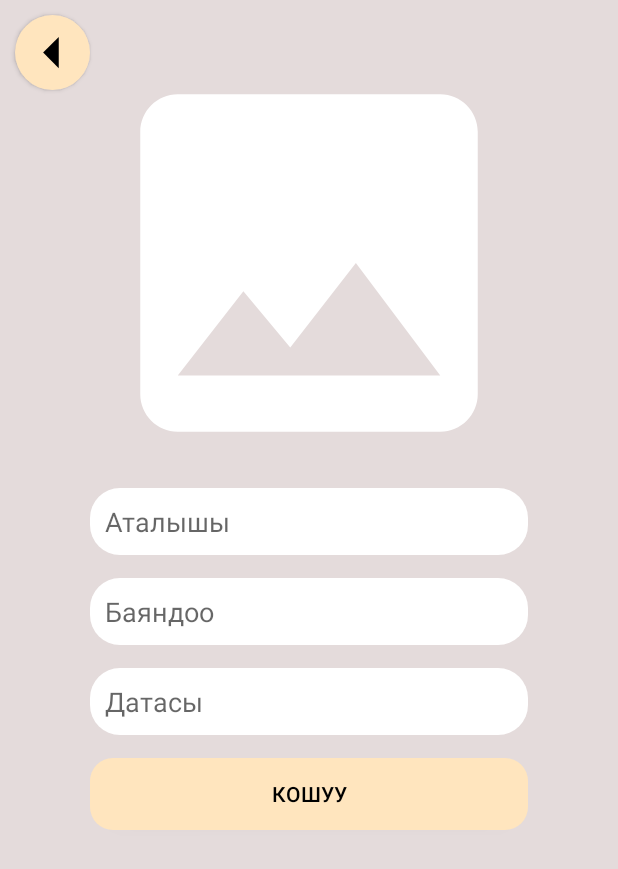
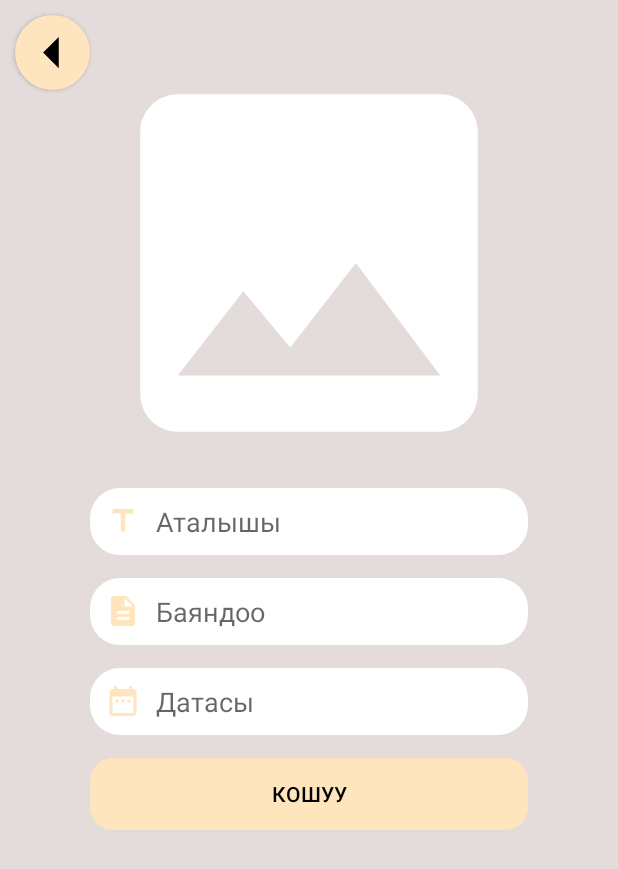
Before and after one commit to DzhaparovBekmamat/HomeTask2, an Android app: the AddFragment screen opened through its navigation route, on a phone screen of 412 x 824 dp. Shown: the top 869 px of the screen. Run offline under Robolectric (Android 15) with nearby library versions, the light colour scheme and no system bars.

Commit message:
Add some code

```diff
--- /dev/null
+++ b/app/src/main/res/drawable/date.xml
@@ -0,0 +1,5 @@
+<vector android:height="24dp" android:tint="#FFE5BE"
+    android:viewportHeight="24" android:viewportWidth="24"
+    android:width="24dp" xmlns:android="http://schemas.android.com/apk/res/android">
+    <path android:fillColor="@android:color/white" android:pathData="M9,11L7,11v2h2v-2zM13,11h-2v2h2v-2zM17,11h-2v2h2v-2zM19,4h-1L18,2h-2v2L8,4L8,2L6,2v2L5,4c-1.11,0 -1.99,0.9 -1.99,2L3,20c0,1.1 0.89,2 2,2h14c1.1,0 2,-0.9 2,-2L21,6c0,-1.1 -0.9,-2 -2,-2zM19,20L5,20L5,9h14v11z"/>
+</vector>
--- /dev/null
+++ b/app/src/main/res/drawable/description.xml
@@ -0,0 +1,5 @@
+<vector android:height="24dp" android:tint="#FFE5BE"
+    android:viewportHeight="24" android:viewportWidth="24"
+    android:width="24dp" xmlns:android="http://schemas.android.com/apk/res/android">
+    <path android:fillColor="@android:color/white" android:pathData="M14,2L6,2c-1.1,0 -1.99,0.9 -1.99,2L4,20c0,1.1 0.89,2 1.99,2L18,22c1.1,0 2,-0.9 2,-2L20,8l-6,-6zM16,18L8,18v-2h8v2zM16,14L8,14v-2h8v2zM13,9L13,3.5L18.5,9L13,9z"/>
+</vector>
--- /dev/null
+++ b/app/src/main/res/drawable/title.xml
@@ -0,0 +1,5 @@
+<vector android:height="24dp" android:tint="#FFE5BE"
+    android:viewportHeight="24" android:viewportWidth="24"
+    android:width="24dp" xmlns:android="http://schemas.android.com/apk/res/android">
+    <path android:fillColor="@android:color/white" android:pathData="M5,4v3h5.5v12h3V7H19V4z"/>
+</vector>
--- a/app/src/main/res/layout/fragment_add.xml
+++ b/app/src/main/res/layout/fragment_add.xml
@@ -28,6 +28,8 @@
             android:layout_height="wrap_content"
             android:layout_marginHorizontal="60dp"
             android:background="@drawable/image_view"
+            android:drawableStart="@drawable/title"
+            android:drawablePadding="10dp"
             android:hint="Аталышы"
             android:padding="10dp"
             app:layout_constraintTop_toBottomOf="@id/image_view_add_fragment"
@@ -40,6 +42,8 @@
             android:layout_marginHorizontal="60dp"
             android:layout_marginTop="15dp"
             android:background="@drawable/image_view"
+            android:drawableStart="@drawable/description"
+            android:drawablePadding="10dp"
             android:hint="Баяндоо"
             android:inputType="textAutoCorrect"
             android:padding="10dp"
@@ -47,12 +51,14 @@
             tools:ignore="HardcodedText" />
 
         <EditText
-            android:id="@+id/third_edit_text_add_fragment"
+            android:id="@+id/third_edit_text_add_fragment_date_picker"
             android:layout_width="match_parent"
             android:layout_height="wrap_content"
             android:layout_marginHorizontal="60dp"
             android:layout_marginTop="15dp"
             android:background="@drawable/image_view"
+            android:drawableStart="@drawable/date"
+            android:drawablePadding="10dp"
             android:hint="Датасы"
             android:inputType="phone"
             android:padding="10dp"
@@ -69,7 +75,7 @@
             android:text="Кошуу"
             android:textColor="@color/black"
             android:textStyle="normal"
-            app:layout_constraintTop_toBottomOf="@id/third_edit_text_add_fragment"
+            app:layout_constraintTop_toBottomOf="@id/third_edit_text_add_fragment_date_picker"
             tools:ignore="HardcodedText" />
 
         <androidx.appcompat.widget.AppCompatButton
```
Also changed, not shown: app/src/main/java/com/example/hometask2/AddFragment.kt (+26 -1 lines).
